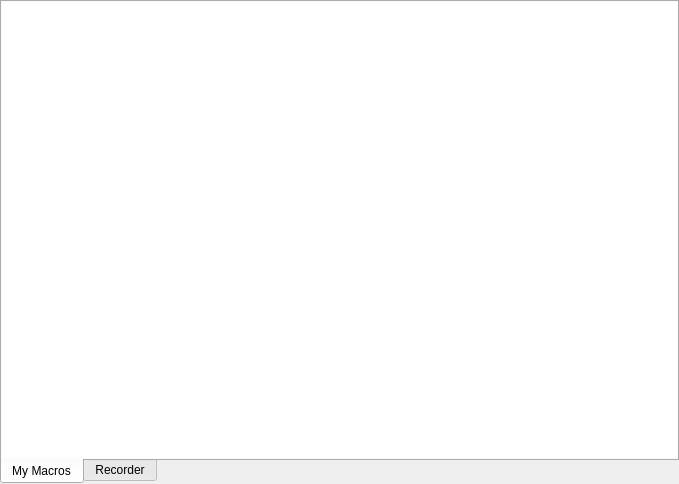
Above: src/libtextosaurus/saurus/plugin-system/macros/macroswidget.ui from martinrotter/textosaurus before the change. Below: the same form after it.
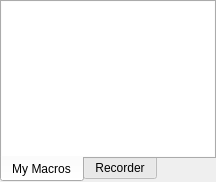
That is the form after the change.

Diff of the .ui file:
```diff
--- a/src/libtextosaurus/saurus/plugin-system/macros/macroswidget.ui
+++ b/src/libtextosaurus/saurus/plugin-system/macros/macroswidget.ui
@@ -6,8 +6,8 @@
    <rect>
     <x>0</x>
     <y>0</y>
-    <width>679</width>
-    <height>484</height>
+    <width>216</width>
+    <height>182</height>
    </rect>
   </property>
   <property name="windowTitle">
```
